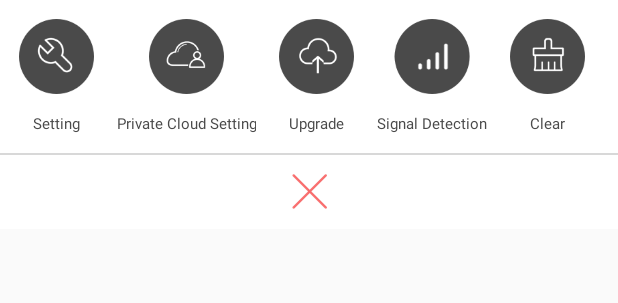
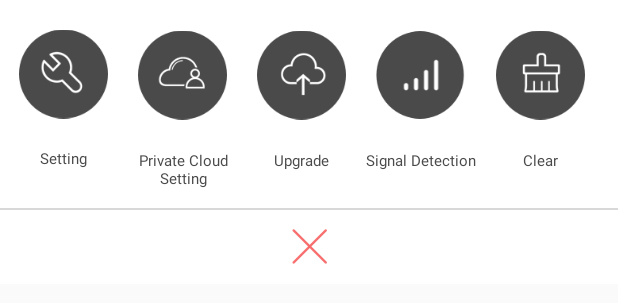
Before and after one commit to dage390455/alphatool, an Android app: the layout menu_bottom_view.xml on its own in the app's theme, with its tools: preview values and no code run, on a phone screen of 412 x 824 dp. Shown: the top 303 px of the screen. Run offline under Robolectric (Android 15) with nearby library versions, the phone set to English and light mode, and no system bars; network calls fail.

Commit message:
优化了蓝牙扫描

```diff
--- a/app/src/main/java/com/sensoro/loratool/ble/scanner/BLEDeviceService.java
+++ b/app/src/main/java/com/sensoro/loratool/ble/scanner/BLEDeviceService.java
@@ -38,7 +38,8 @@ public class BLEDeviceService extends Service implements BLEScanCallback {
                 .build();
         scanBLEResults.add(scanBLEFilter);
         bleScanner.setScanBLEFilters(scanBLEResults);
-        bleScanner.setScanPeriod(BLEDeviceManager.FOREGROUND_SCAN_PERIOD);
+//        bleScanner.setScanPeriod(BLEDeviceManager.FOREGROUND_SCAN_PERIOD);
+        bleScanner.setScanPeriod(2000);
         bleScanner.setBetweenScanPeriod(BLEDeviceManager.FOREGROUND_BETWEEN_SCAN_PERIOD);
         bleScanner.start();
     }
--- a/app/src/main/java/com/sensoro/loratool/ble/scanner/BLEScanner.java
+++ b/app/src/main/java/com/sensoro/loratool/ble/scanner/BLEScanner.java
@@ -59,12 +59,13 @@ public abstract class BLEScanner {
             useAndroidLScanner = true;
         }
 
-//        if (useAndroidLScanner) {
-//            return new BLEScannerForLollipop(context, bleScanCallback);
-//        } else {
-//            return new BLEScannerForJellyBean(context, bleScanCallback);
-//        }
-        return new BLEScannerForJellyBean(context, bleScanCallback);
+        if (useAndroidLScanner) {
+            return new BLEScannerForLollipop(context, bleScanCallback);
+        } else {
+            return new BLEScannerForJellyBean(context, bleScanCallback);
+        }
+        //TODO 这里统一采用老版本，比较实时
+//        return new BLEScannerForJellyBean(context, bleScanCallback);
     }
 
     public void start() {
--- a/app/src/main/java/com/sensoro/loratool/ble/scanner/BLEScannerForLollipop.java
+++ b/app/src/main/java/com/sensoro/loratool/ble/scanner/BLEScannerForLollipop.java
@@ -30,7 +30,7 @@ class BLEScannerForLollipop extends BLEScanner {
     protected BLEScannerForLollipop(Context context, BLEScanCallback bleScanCallback) {
         super(context, bleScanCallback);
 
-        scanSettings = (new ScanSettings.Builder().setScanMode(ScanSettings.SCAN_MODE_LOW_POWER)).build();
+        scanSettings = (new ScanSettings.Builder().setScanMode(ScanSettings.SCAN_MODE_BALANCED)).build();
     }
 
     @Override
--- a/app/src/main/res/layout/menu_bottom_view.xml
+++ b/app/src/main/res/layout/menu_bottom_view.xml
@@ -14,22 +14,20 @@
         android:layout_marginRight="@dimen/x50"
         android:layout_marginTop="@dimen/y50"
         android:gravity="center_horizontal"
-        android:layout_weight="6"
         android:orientation="horizontal">
 
         <LinearLayout
             android:id="@+id/menu_ll_config"
-            android:layout_width="wrap_content"
+            android:layout_width="0dp"
             android:layout_height="wrap_content"
             android:gravity="center"
             android:layout_weight="1"
-
             android:orientation="vertical">
 
             <ImageView
                 android:id="@+id/menu_iv_config"
                 android:layout_width="@dimen/x200"
-                android:layout_height="@dimen/y200"
+                android:layout_height="wrap_content"
                 android:layout_gravity="center_horizontal"
                 android:src="@mipmap/ic_menu_config" />
 
@@ -46,7 +44,7 @@
 
         <LinearLayout
             android:id="@+id/menu_ll_cloud"
-            android:layout_width="wrap_content"
+            android:layout_width="0dp"
             android:layout_height="wrap_content"
             android:layout_marginLeft="@dimen/x20"
             android:gravity="center"
@@ -56,7 +54,7 @@
             <ImageView
                 android:id="@+id/menu_iv_cloud"
                 android:layout_width="@dimen/x200"
-                android:layout_height="@dimen/y200"
+                android:layout_height="wrap_content"
                 android:layout_gravity="center_horizontal"
                 android:src="@mipmap/ic_menu_private" />
 
@@ -72,7 +70,7 @@
 
         <LinearLayout
             android:id="@+id/menu_ll_upgrade"
-            android:layout_width="wrap_content"
+            android:layout_width="0dp"
             android:layout_height="wrap_content"
             android:layout_marginLeft="@dimen/x20"
             android:gravity="center"
@@ -82,7 +80,7 @@
             <ImageView
                 android:id="@+id/menu_iv_upgrade"
                 android:layout_width="@dimen/x200"
-                android:layout_height="@dimen/y200"
+                android:layout_height="wrap_content"
                 android:layout_gravity="center_horizontal"
                 android:src="@mipmap/ic_menu_upgrade" />
 
@@ -98,7 +96,7 @@
 
         <LinearLayout
             android:id="@+id/menu_ll_signal"
-            android:layout_width="wrap_content"
+            android:layout_width="0dp"
             android:layout_height="wrap_content"
             android:layout_marginLeft="@dimen/x20"
             android:gravity="center"
@@ -108,7 +106,7 @@
             <ImageView
                 android:id="@+id/menu_iv_signal"
                 android:layout_width="@dimen/x200"
-                android:layout_height="@dimen/y200"
+                android:layout_height="wrap_content"
                 android:layout_gravity="center_horizontal"
                 android:src="@mipmap/ic_menu_signal" />
 
@@ -125,7 +123,7 @@
 
         <LinearLayout
             android:id="@+id/menu_ll_clear"
-            android:layout_width="wrap_content"
+            android:layout_width="0dp"
             android:layout_height="wrap_content"
             android:layout_marginLeft="@dimen/x20"
             android:gravity="center"
@@ -135,7 +133,7 @@
             <ImageView
                 android:id="@+id/menu_iv_clear"
                 android:layout_width="@dimen/x200"
-                android:layout_height="@dimen/y200"
+                android:layout_height="wrap_content"
                 android:layout_gravity="center_horizontal"
                 android:src="@mipmap/ic_menu_clear" />
 
```
Also changed, not shown: 1 other file.
